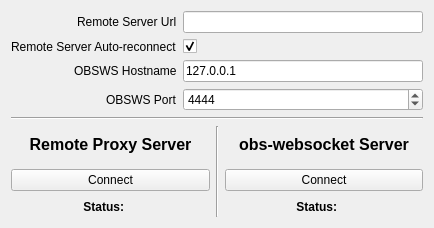
Before: the Qt Designer form mainwindow.ui in IRLToolkit/obsws-rproxy-client, drawn with Qt 5.
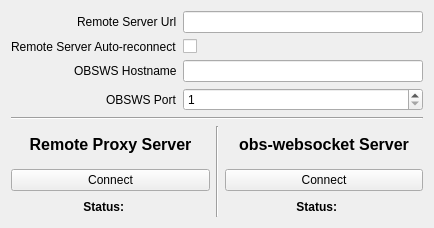
After: the same form once the commit is applied. Icons and pictures are not drawn.

Patch:
```diff
--- a/mainwindow.ui
+++ b/mainwindow.ui
@@ -168,9 +168,6 @@
       </item>
       <item row="2" column="1">
        <widget class="QLineEdit" name="wsHostnameLineEdit">
-        <property name="text">
-         <string>127.0.0.1</string>
-        </property>
         <property name="maxLength">
          <number>100</number>
         </property>
@@ -191,9 +188,6 @@
         <property name="maximum">
          <number>65535</number>
         </property>
-        <property name="value">
-         <number>4444</number>
-        </property>
        </widget>
       </item>
       <item row="1" column="0">
@@ -206,7 +200,7 @@
       <item row="1" column="1">
        <widget class="QCheckBox" name="remoteServerReconnectCheckBox">
         <property name="checked">
-         <bool>true</bool>
+         <bool>false</bool>
         </property>
        </widget>
       </item>
```
